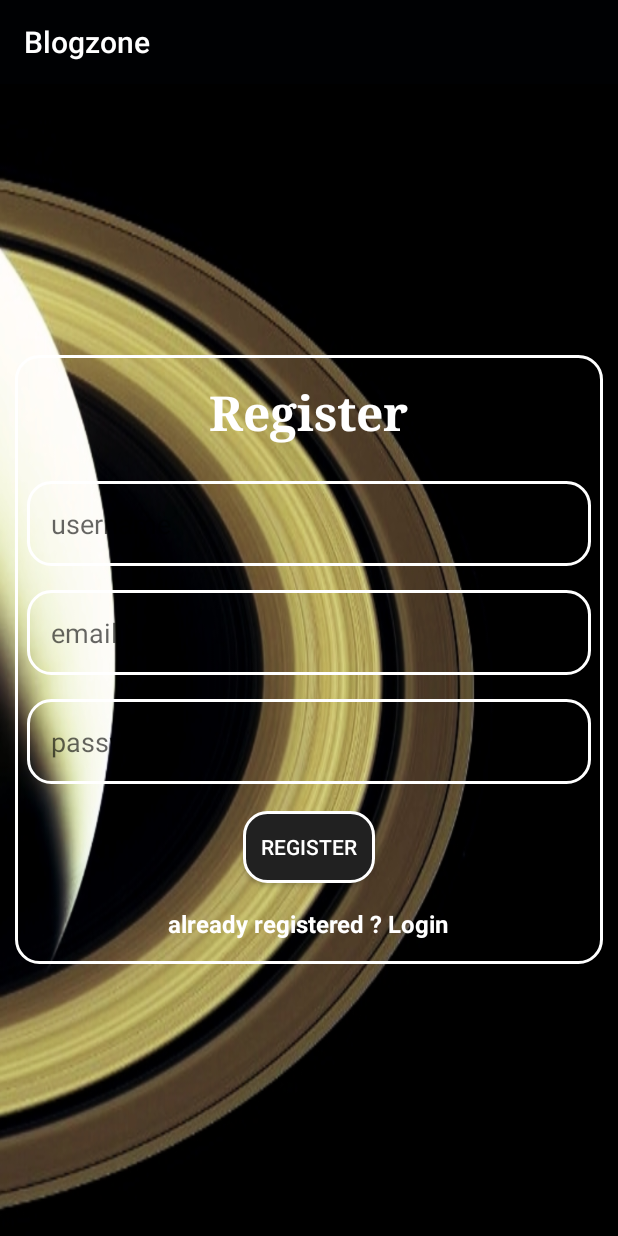
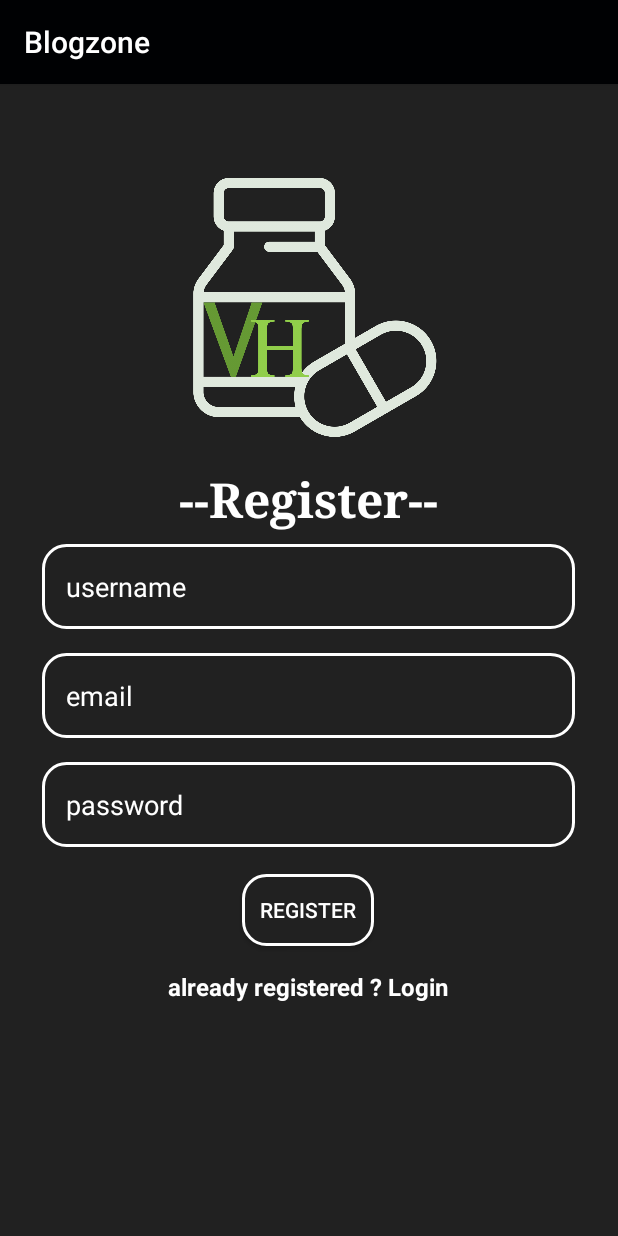
Before and after one commit to shayans66/Blog-Posting-VetterHealth, an Android app: the screen it shows after launch (RegisterActivity), on a phone screen of 412 x 824 dp. Run offline under Robolectric (Android 15) with nearby library versions, the phone set to English and light mode, and no system bars; our stand-ins replace Firebase (no records; nobody signed in at launch, a user with empty details on screens opened directly), Picasso; 1 statement that could not run was skipped.

Commit message:
Full UI Overhaul

```diff
--- a/app/src/main/res/drawable/edit_text_styles.xml
+++ b/app/src/main/res/drawable/edit_text_styles.xml
@@ -5,8 +5,7 @@
     <stroke android:color="#fff"
         android:width="2dp"/>
     <corners android:radius="15dp"/>
-    <solid android:color="#7af23a" />
 
-    <gradient android:centerColor="#2ae67b" android:centerY="0"/>
+
 
 </shape>
--- a/app/src/main/res/layout/activity_login.xml
+++ b/app/src/main/res/layout/activity_login.xml
@@ -22,12 +22,12 @@
 
         <ImageView
             android:id="@+id/imageView3"
-            android:layout_width="294dp"
+            android:layout_width="275dp"
             android:layout_height="254dp"
             android:layout_gravity="center_horizontal"
-            android:layout_marginBottom="50dp"
 
 
+            android:layout_marginBottom="50dp"
             app:srcCompat="@drawable/vetterlogo" />
 
         <EditText
--- a/app/src/main/res/layout/activity_main.xml
+++ b/app/src/main/res/layout/activity_main.xml
@@ -3,7 +3,7 @@
     xmlns:app="http://schemas.android.com/apk/res-auto"
     xmlns:tools="http://schemas.android.com/tools"
     android:layout_width="match_parent"
-    android:background="@drawable/lowres"
+    android:background="#212121"
     android:layout_height="match_parent"
     tools:context="com.shs.vetterhealth.blogzone.MainActivity">
 
--- a/app/src/main/res/layout/activity_register.xml
+++ b/app/src/main/res/layout/activity_register.xml
@@ -5,82 +5,99 @@
     xmlns:tools="http://schemas.android.com/tools"
     android:layout_width="match_parent"
     android:orientation="vertical"
-    android:background="@drawable/bgg"
+    android:background="#212121"
     android:layout_height="match_parent"
     tools:context="com.shs.vetterhealth.blogzone.RegisterActivity">
 
 
     <LinearLayout
-        android:layout_width="match_parent"
-        android:layout_height="wrap_content"
-        android:orientation="vertical"
-        android:layout_margin="10dp"
-        android:layout_centerVertical="true"
-        android:background="@drawable/layoutstyle"
-        android:layout_centerHorizontal="true">
+        android:layout_width="371dp"
+        android:layout_height="657dp"
+        android:layout_centerInParent="true"
+        android:layout_marginStart="10dp"
+        android:layout_marginLeft="10dp"
+        android:layout_marginTop="10dp"
+        android:layout_marginEnd="10dp"
+        android:layout_marginRight="10dp"
+        android:layout_marginBottom="10dp"
+        android:orientation="vertical">
+
+        <ImageView
+            android:id="@+id/imageView"
+            android:layout_width="299dp"
+            android:layout_height="189dp"
+            android:layout_gravity="center_horizontal"
+
+
+            android:layout_marginBottom="10dp"
+            app:srcCompat="@drawable/vetterlogo" />
 
         <TextView
-            android:layout_gravity="center"
-            android:layout_margin="16dp"
-            android:textSize="32sp"
-            android:textStyle="bold"
-            android:textColor="#fff"
-            android:fontFamily="serif"
             android:layout_width="wrap_content"
             android:layout_height="wrap_content"
-            android:text="Register"/>
+            android:layout_gravity="center"
+            android:layout_margin="0dp"
+            android:fontFamily="serif"
+            android:text="--Register--"
+            android:textColor="#fff"
+            android:textSize="32sp"
+            android:textStyle="bold" />
 
         <EditText
+            android:id="@+id/usernameField"
+            android:layout_width="match_parent"
+            android:layout_height="wrap_content"
+            android:layout_margin="8dp"
             android:background="@drawable/buttonstyle"
-            android:layout_margin="8dp"
-            android:id="@+id/usernameField"
+            android:hint="username"
             android:padding="16dp"
             android:textColor="#000"
-            android:hint="username"
-            android:layout_width="match_parent"
-            android:layout_height="wrap_content" />
-        <EditText
-            android:background="@drawable/buttonstyle"
-            android:layout_margin="8dp"
-            android:id="@+id/emailField"
-            android:padding="16dp"
-            android:inputType="textEmailAddress"
-            android:textColor="#000"
-            android:hint="email"
-            android:layout_width="match_parent"
-            android:layout_height="wrap_content" />
+            android:textColorHint="#fff" />
 
         <EditText
+            android:id="@+id/emailField"
+            android:layout_width="match_parent"
+            android:layout_height="wrap_content"
+            android:layout_margin="8dp"
+            android:background="@drawable/buttonstyle"
+            android:hint="email"
+            android:inputType="textEmailAddress"
             android:padding="16dp"
+            android:textColor="#000"
+            android:textColorHint="#fff" />
+
+        <EditText
+            android:id="@+id/passwordField"
+            android:layout_width="match_parent"
+            android:layout_height="wrap_content"
+            android:layout_margin="8dp"
             android:background="@drawable/buttonstyle"
-            android:layout_margin="8dp"
-            android:id="@+id/passwordField"
+            android:hint="password"
+            android:inputType="textPassword"
+            android:padding="16dp"
             android:textColor="#000"
-            android:inputType="textPassword"
-            android:layout_width="match_parent"
-            android:hint="password"
-            android:layout_height="wrap_content" />
+            android:textColorHint="#fff" />
 
         <Button
             android:id="@+id/registerBtn"
             android:layout_width="wrap_content"
             android:layout_height="wrap_content"
+            android:layout_gravity="center"
             android:layout_marginTop="10dp"
+            android:background="@drawable/action_button_style"
             android:text="Register"
-            android:textColor="#fff"
-            android:background="@drawable/action_button_style"
-            android:layout_gravity="center"/>
+            android:textColor="#fff" />
 
         <TextView
             android:id="@+id/loginTxtView"
+            android:layout_width="wrap_content"
+            android:layout_height="wrap_content"
             android:layout_gravity="center"
             android:layout_margin="16dp"
+            android:text="already registered ? Login"
+            android:textColor="#fff"
             android:textSize="16sp"
-            android:textStyle="bold"
-            android:textColor="#fff"
-            android:layout_width="wrap_content"
-            android:layout_height="wrap_content"
-            android:text="already registered ? Login"/>
+            android:textStyle="bold" />
 
     </LinearLayout>
 
--- a/app/src/main/res/layout/activity_single_post.xml
+++ b/app/src/main/res/layout/activity_single_post.xml
@@ -12,10 +12,10 @@
     tools:context="com.shs.vetterhealth.blogzone.SinglePostActivity">
 
     <ImageView
+        android:id="@+id/singleImageview"
         android:layout_width="match_parent"
         android:layout_height="250dp"
-        android:scaleType="centerCrop"
-        android:id="@+id/singleImageview"/>
+        android:scaleType="centerInside" />
 
     <TextView
         android:layout_marginTop="10dp"
--- a/build.gradle
+++ b/build.gradle
@@ -10,7 +10,7 @@ buildscript {
         google()
     }
     dependencies {
-        classpath 'com.android.tools.build:gradle:3.4.0'
+        classpath 'com.android.tools.build:gradle:3.4.1'
         classpath 'com.google.gms:google-services:3.0.0'
 
         // NOTE: Do not place your application dependencies here; they belong
```
Also changed, not shown: app/src/main/res/layout/activity_post.xml (+21 -12 lines), app/src/main/res/layout/activity_profile.xml (+16 -4 lines), app/src/main/res/layout/card_items.xml (+6 -6 lines), app/src/main/res/drawable-v24/add_img.png (added), app/src/main/res/drawable/add_img.png (deleted), app/src/main/res/drawable/bg.jpg (deleted), app/src/main/res/drawable/bgg.jpg (deleted), app/src/main/res/drawable/lowres.jpg (deleted), 1 other file.
